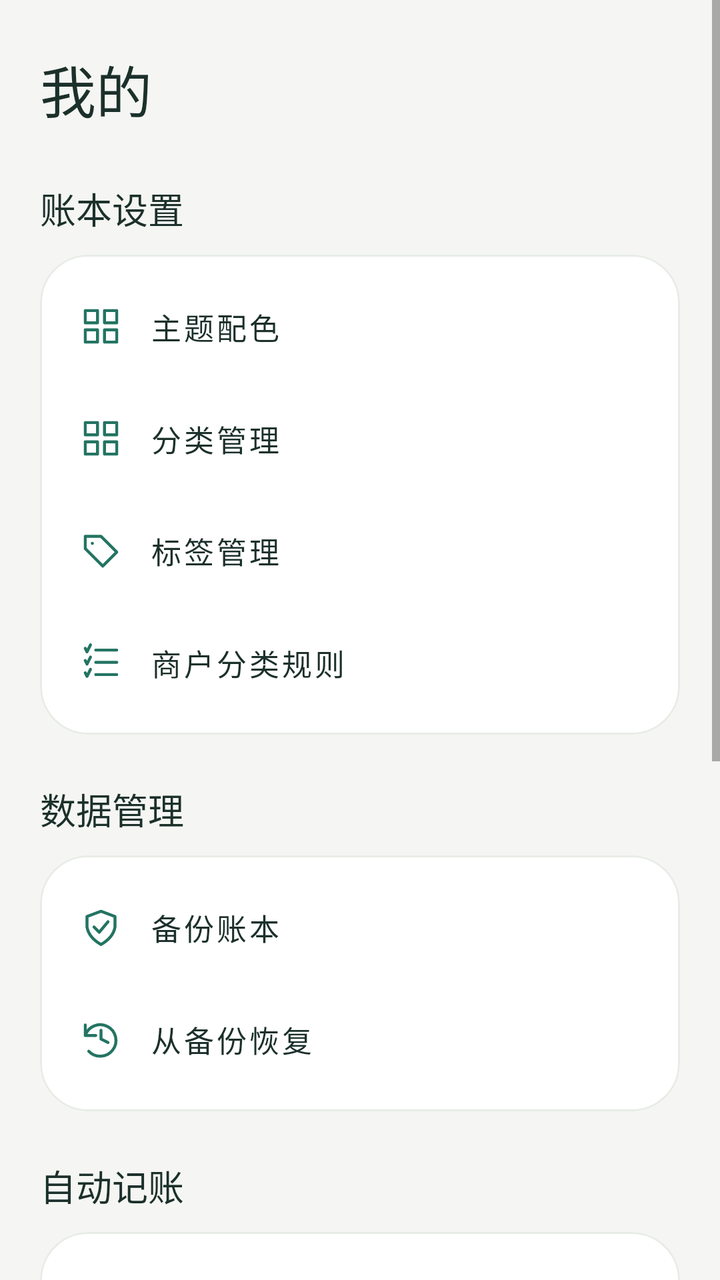
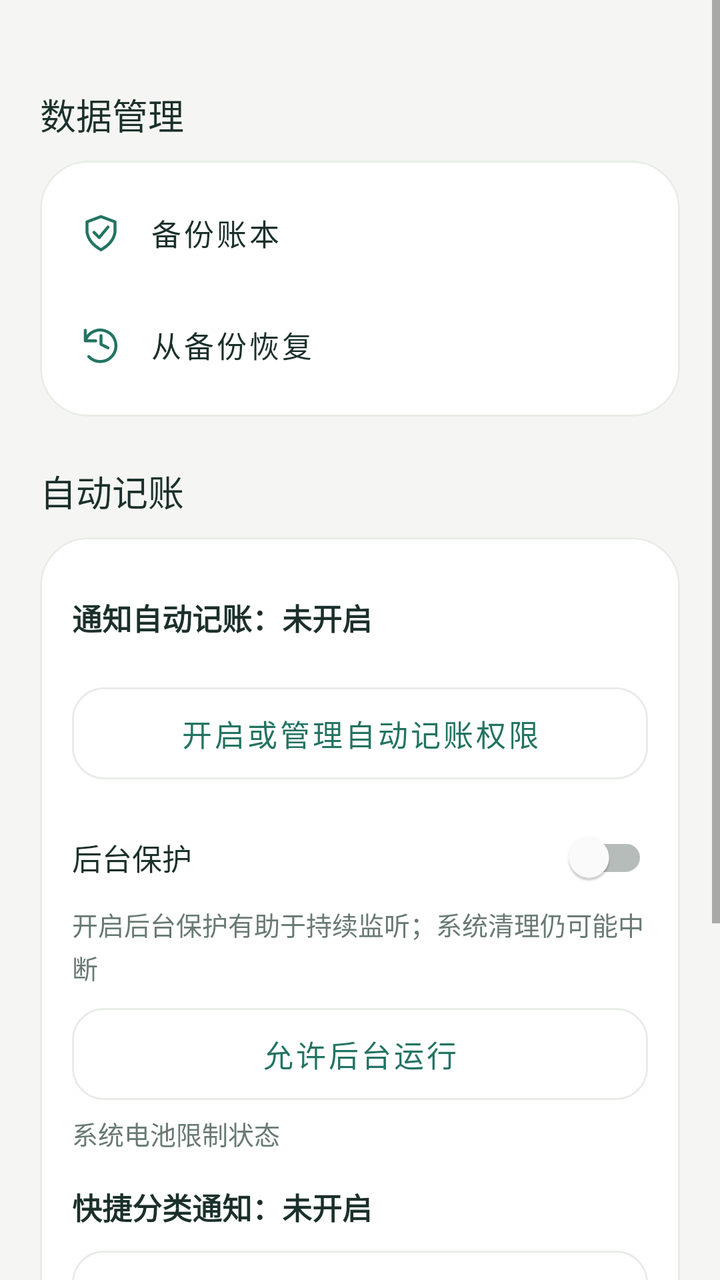

An Android layout rendered at two revisions. The XML below is the earlier revision; the diff shows what the commit changed to produce the second picture.
<!-- AndroidManifest.xml: application theme Theme.LightLedger -->
<!-- res/layout/fragment_settings.xml -->
<?xml version="1.0" encoding="utf-8"?>
<ScrollView xmlns:android="http://schemas.android.com/apk/res/android" xmlns:app="http://schemas.android.com/apk/res-auto" android:layout_width="match_parent" android:layout_height="match_parent" android:fillViewport="true" android:background="?attr/ledgerBackground">
    <LinearLayout android:layout_width="match_parent" android:layout_height="wrap_content" android:orientation="vertical" android:padding="@dimen/ledger_page_gutter">
        <TextView style="@style/LedgerPageTitle" android:layout_width="match_parent" android:layout_height="wrap_content" android:layout_marginTop="4dp" android:text="我的" />
        <TextView style="@style/LedgerSectionTitle" android:layout_width="match_parent" android:layout_height="wrap_content" android:layout_marginTop="26dp" android:layout_marginBottom="10dp" android:text="账本设置" />
        <com.google.android.material.card.MaterialCardView style="@style/LedgerCard" android:layout_width="match_parent" android:layout_height="wrap_content">
            <LinearLayout android:layout_width="match_parent" android:layout_height="wrap_content" android:orientation="vertical" android:padding="8dp">
                <com.google.android.material.button.MaterialButton android:id="@+id/themeSettings" app:icon="@drawable/ic_grid" style="@style/LedgerSettingsRow" android:layout_width="match_parent" android:layout_height="wrap_content" android:text="主题配色" />
                <com.google.android.material.button.MaterialButton android:id="@+id/manageCategories" app:icon="@drawable/ic_grid" style="@style/LedgerSettingsRow" android:layout_width="match_parent" android:layout_height="wrap_content" android:gravity="start|center_vertical" android:text="分类管理" />
                <com.google.android.material.button.MaterialButton android:id="@+id/manageTags" app:icon="@drawable/ic_tag" style="@style/LedgerSettingsRow" android:layout_width="match_parent" android:layout_height="wrap_content" android:gravity="start|center_vertical" android:text="标签管理" />
                <com.google.android.material.button.MaterialButton android:id="@+id/manageMerchantRules" app:icon="@drawable/ic_rule" style="@style/LedgerSettingsRow" android:layout_width="match_parent" android:layout_height="wrap_content" android:gravity="start|center_vertical" android:text="商户分类规则" />
            </LinearLayout>
        </com.google.android.material.card.MaterialCardView>
        <TextView style="@style/LedgerSectionTitle" android:layout_width="match_parent" android:layout_height="wrap_content" android:layout_marginTop="24dp" android:layout_marginBottom="10dp" android:text="数据管理" />
        <com.google.android.material.card.MaterialCardView style="@style/LedgerCard" android:layout_width="match_parent" android:layout_height="wrap_content">
            <LinearLayout android:layout_width="match_parent" android:layout_height="wrap_content" android:orientation="vertical" android:padding="8dp">
                <com.google.android.material.button.MaterialButton android:id="@+id/exportBackup" app:icon="@drawable/ic_shield" style="@style/LedgerSettingsRow" android:layout_width="match_parent" android:layout_height="wrap_content" android:gravity="start|center_vertical" android:text="备份账本" />
                <com.google.android.material.button.MaterialButton android:id="@+id/importBackup" app:icon="@drawable/ic_restore" style="@style/LedgerSettingsRow" android:layout_width="match_parent" android:layout_height="wrap_content" android:gravity="start|center_vertical" android:text="从备份恢复" />
            </LinearLayout>
        </com.google.android.material.card.MaterialCardView>
        <TextView style="@style/LedgerSectionTitle" android:layout_width="match_parent" android:layout_height="wrap_content" android:layout_marginTop="24dp" android:layout_marginBottom="10dp" android:text="自动记账" />
        <com.google.android.material.card.MaterialCardView style="@style/LedgerCard" android:layout_width="match_parent" android:layout_height="wrap_content">
            <LinearLayout android:layout_width="match_parent" android:layout_height="wrap_content" android:orientation="vertical" android:padding="16dp">
                <TextView android:id="@+id/notificationStatus" android:layout_width="match_parent" android:layout_height="wrap_content" android:minHeight="48dp" android:gravity="center_vertical" android:clickable="true" android:focusable="true" android:contentDescription="查看自动记账连接详情" android:text="通知自动记账：未开启" android:textColor="?attr/colorOnSurface" android:textSize="15sp" android:textStyle="bold" />
                <com.google.android.material.button.MaterialButton android:id="@+id/notificationSettings" style="@style/LedgerOutlineButton" android:layout_width="match_parent" android:layout_height="wrap_content" android:layout_marginTop="8dp" android:text="开启或管理自动记账权限" />
                <com.google.android.material.switchmaterial.SwitchMaterial android:id="@+id/backgroundProtection" android:layout_width="match_parent" android:layout_height="wrap_content" android:layout_marginTop="12dp" android:minHeight="48dp" android:text="后台保护" android:textColor="?attr/colorOnSurface" android:textSize="15sp" />
                <TextView android:id="@+id/protectionStatus" style="@style/LedgerCaption" android:layout_width="match_parent" android:layout_height="wrap_content" android:text="开启后划掉页面仍可运行；强行停止后需重新打开" />
                <com.google.android.material.button.MaterialButton android:id="@+id/backgroundSettings" style="@style/LedgerOutlineButton" android:layout_width="match_parent" android:layout_height="wrap_content" android:layout_marginTop="8dp" android:text="允许后台运行" />
                <TextView android:id="@+id/batteryStatus" style="@style/LedgerCaption" android:layout_width="match_parent" android:layout_height="wrap_content" android:layout_marginTop="4dp" android:text="系统电池限制状态" />
                <TextView android:id="@+id/quickNotificationStatus" android:layout_width="match_parent" android:layout_height="wrap_content" android:layout_marginTop="16dp" android:text="快捷分类通知：未开启" android:textColor="?attr/colorOnSurface" android:textSize="15sp" android:textStyle="bold" />
                <com.google.android.material.button.MaterialButton android:id="@+id/quickNotificationSettings" style="@style/LedgerOutlineButton" android:layout_width="match_parent" android:layout_height="wrap_content" android:layout_marginTop="8dp" android:text="快捷分类通知设置" />
            </LinearLayout>
        </com.google.android.material.card.MaterialCardView>
        <TextView style="@style/LedgerCaption" android:layout_width="match_parent" android:layout_height="wrap_content" android:layout_marginTop="20dp" android:gravity="center" android:text="轻账本 · 本机存储，离线使用" />
    </LinearLayout>
</ScrollView>
<!-- resources referenced by this layout -->
<resources>
  <dimen name="ledger_page_gutter">20dp</dimen>
  <!-- drawable ic_grid (drawable) -->
  <vector xmlns:android="http://schemas.android.com/apk/res/android" android:width="24dp" android:height="24dp" android:viewportWidth="24" android:viewportHeight="24"><path android:pathData="M3,3 L10,3 L10,10 L3,10 Z M14,3 L21,3 L21,10 L14,10 Z M3,14 L10,14 L10,21 L3,21 Z M14,14 L21,14 L21,21 L14,21 Z" android:fillColor="@android:color/transparent" android:strokeColor="?attr/colorPrimary" android:strokeWidth="1.7" android:strokeLineCap="round" android:strokeLineJoin="round"/></vector>
  <!-- drawable ic_rule (drawable) -->
  <vector xmlns:android="http://schemas.android.com/apk/res/android" android:width="24dp" android:height="24dp" android:viewportWidth="24" android:viewportHeight="24"><path android:pathData="M9,5 L21,5 M9,12 L21,12 M9,19 L21,19 M3,4 L4,6 L6,2 M3,11 L4,13 L6,9 M3,18 L4,20 L6,16" android:fillColor="@android:color/transparent" android:strokeColor="?attr/colorPrimary" android:strokeWidth="1.7" android:strokeLineCap="round" android:strokeLineJoin="round"/></vector>
  <!-- drawable ic_tag (drawable) -->
  <vector xmlns:android="http://schemas.android.com/apk/res/android" android:width="24dp" android:height="24dp" android:viewportWidth="24" android:viewportHeight="24"><path android:pathData="M3,4 L12,4 L21,13 L13,21 L3,11 Z M7,8 L7.1,8" android:fillColor="@android:color/transparent" android:strokeColor="?attr/colorPrimary" android:strokeWidth="1.7" android:strokeLineCap="round" android:strokeLineJoin="round"/></vector>
  <style name="LedgerCaption"><item name="android:textColor">?attr/ledgerMuted</item><item name="android:textSize">13sp</item><item name="android:lineSpacingExtra">3dp</item></style>
  <style name="LedgerCard" parent="Widget.MaterialComponents.CardView">
          <item name="cardCornerRadius">24dp</item><item name="cardElevation">0dp</item><item name="cardBackgroundColor">@color/white</item>
          <item name="strokeColor">?attr/ledgerBorder</item><item name="strokeWidth">1dp</item>
      </style>
  <style name="LedgerPageTitle"><item name="android:textColor">?attr/colorOnSurface</item><item name="android:textSize">28sp</item><item name="android:fontFamily">sans-serif-medium</item></style>
  <style name="LedgerSectionTitle"><item name="android:textColor">?attr/colorOnSurface</item><item name="android:textSize">18sp</item><item name="android:fontFamily">sans-serif-medium</item></style>
  <color name="white">#FFFFFF</color>
  <style name="LedgerTextButton" parent="Widget.MaterialComponents.Button.TextButton">
          <item name="android:minHeight">48dp</item><item name="android:textAllCaps">false</item><item name="android:textSize">14sp</item><item name="cornerRadius">12dp</item>
      </style>
  <color name="ledger_teal">#237462</color>
  <color name="ledger_teal_dark">#184D40</color>
  <color name="ledger_ink">#1C302B</color>
  <color name="ledger_background">#F5F6F3</color>
  <color name="ledger_teal_soft">#E5F1EA</color>
  <color name="ledger_muted">#697A73</color>
  <color name="ledger_border">#E8ECE7</color>
  <style name="LedgerWindowAnimation" parent="android:style/Animation.Activity">
          <item name="android:activityOpenEnterAnimation">@null</item>
          <item name="android:activityOpenExitAnimation">@null</item>
          <item name="android:activityCloseEnterAnimation">@null</item>
          <item name="android:activityCloseExitAnimation">@null</item>
      </style>
  <style name="LedgerInput" parent="Widget.MaterialComponents.TextInputLayout.OutlinedBox">
          <item name="boxCornerRadiusTopStart">14dp</item><item name="boxCornerRadiusTopEnd">14dp</item><item name="boxCornerRadiusBottomStart">14dp</item><item name="boxCornerRadiusBottomEnd">14dp</item>
          <item name="boxBackgroundColor">@color/white</item><item name="boxStrokeColor">?attr/colorPrimary</item>
      </style>
  <!-- unchanged entries left out for length: 6 -->
</resources>

<!-- the commit's change to res/layout/fragment_settings.xml (unified diff, before → after) -->
@@ -1,16 +1,6 @@
 <?xml version="1.0" encoding="utf-8"?>
 <ScrollView xmlns:android="http://schemas.android.com/apk/res/android" xmlns:app="http://schemas.android.com/apk/res-auto" android:layout_width="match_parent" android:layout_height="match_parent" android:fillViewport="true" android:background="?attr/ledgerBackground">
     <LinearLayout android:layout_width="match_parent" android:layout_height="wrap_content" android:orientation="vertical" android:padding="@dimen/ledger_page_gutter">
-        <TextView style="@style/LedgerPageTitle" android:layout_width="match_parent" android:layout_height="wrap_content" android:layout_marginTop="4dp" android:text="我的" />
-        <TextView style="@style/LedgerSectionTitle" android:layout_width="match_parent" android:layout_height="wrap_content" android:layout_marginTop="26dp" android:layout_marginBottom="10dp" android:text="账本设置" />
-        <com.google.android.material.card.MaterialCardView style="@style/LedgerCard" android:layout_width="match_parent" android:layout_height="wrap_content">
-            <LinearLayout android:layout_width="match_parent" android:layout_height="wrap_content" android:orientation="vertical" android:padding="8dp">
-                <com.google.android.material.button.MaterialButton android:id="@+id/themeSettings" app:icon="@drawable/ic_grid" style="@style/LedgerSettingsRow" android:layout_width="match_parent" android:layout_height="wrap_content" android:text="主题配色" />
-                <com.google.android.material.button.MaterialButton android:id="@+id/manageCategories" app:icon="@drawable/ic_grid" style="@style/LedgerSettingsRow" android:layout_width="match_parent" android:layout_height="wrap_content" android:gravity="start|center_vertical" android:text="分类管理" />
-                <com.google.android.material.button.MaterialButton android:id="@+id/manageTags" app:icon="@drawable/ic_tag" style="@style/LedgerSettingsRow" android:layout_width="match_parent" android:layout_height="wrap_content" android:gravity="start|center_vertical" android:text="标签管理" />
-                <com.google.android.material.button.MaterialButton android:id="@+id/manageMerchantRules" app:icon="@drawable/ic_rule" style="@style/LedgerSettingsRow" android:layout_width="match_parent" android:layout_height="wrap_content" android:gravity="start|center_vertical" android:text="商户分类规则" />
-            </LinearLayout>
-        </com.google.android.material.card.MaterialCardView>
         <TextView style="@style/LedgerSectionTitle" android:layout_width="match_parent" android:layout_height="wrap_content" android:layout_marginTop="24dp" android:layout_marginBottom="10dp" android:text="数据管理" />
         <com.google.android.material.card.MaterialCardView style="@style/LedgerCard" android:layout_width="match_parent" android:layout_height="wrap_content">
             <LinearLayout android:layout_width="match_parent" android:layout_height="wrap_content" android:orientation="vertical" android:padding="8dp">
@@ -24,13 +14,19 @@
                 <TextView android:id="@+id/notificationStatus" android:layout_width="match_parent" android:layout_height="wrap_content" android:minHeight="48dp" android:gravity="center_vertical" android:clickable="true" android:focusable="true" android:contentDescription="查看自动记账连接详情" android:text="通知自动记账：未开启" android:textColor="?attr/colorOnSurface" android:textSize="15sp" android:textStyle="bold" />
                 <com.google.android.material.button.MaterialButton android:id="@+id/notificationSettings" style="@style/LedgerOutlineButton" android:layout_width="match_parent" android:layout_height="wrap_content" android:layout_marginTop="8dp" android:text="开启或管理自动记账权限" />
                 <com.google.android.material.switchmaterial.SwitchMaterial android:id="@+id/backgroundProtection" android:layout_width="match_parent" android:layout_height="wrap_content" android:layout_marginTop="12dp" android:minHeight="48dp" android:text="后台保护" android:textColor="?attr/colorOnSurface" android:textSize="15sp" />
-                <TextView android:id="@+id/protectionStatus" style="@style/LedgerCaption" android:layout_width="match_parent" android:layout_height="wrap_content" android:text="开启后划掉页面仍可运行；强行停止后需重新打开" />
+                <TextView android:id="@+id/protectionStatus" style="@style/LedgerCaption" android:layout_width="match_parent" android:layout_height="wrap_content" android:text="开启后台保护有助于持续监听；系统清理仍可能中断" />
                 <com.google.android.material.button.MaterialButton android:id="@+id/backgroundSettings" style="@style/LedgerOutlineButton" android:layout_width="match_parent" android:layout_height="wrap_content" android:layout_marginTop="8dp" android:text="允许后台运行" />
                 <TextView android:id="@+id/batteryStatus" style="@style/LedgerCaption" android:layout_width="match_parent" android:layout_height="wrap_content" android:layout_marginTop="4dp" android:text="系统电池限制状态" />
                 <TextView android:id="@+id/quickNotificationStatus" android:layout_width="match_parent" android:layout_height="wrap_content" android:layout_marginTop="16dp" android:text="快捷分类通知：未开启" android:textColor="?attr/colorOnSurface" android:textSize="15sp" android:textStyle="bold" />
                 <com.google.android.material.button.MaterialButton android:id="@+id/quickNotificationSettings" style="@style/LedgerOutlineButton" android:layout_width="match_parent" android:layout_height="wrap_content" android:layout_marginTop="8dp" android:text="快捷分类通知设置" />
             </LinearLayout>
         </com.google.android.material.card.MaterialCardView>
-        <TextView style="@style/LedgerCaption" android:layout_width="match_parent" android:layout_height="wrap_content" android:layout_marginTop="20dp" android:gravity="center" android:text="轻账本 · 本机存储，离线使用" />
+        <TextView style="@style/LedgerSectionTitle" android:layout_width="match_parent" android:layout_height="wrap_content" android:layout_marginTop="24dp" android:layout_marginBottom="10dp" android:text="版本与更新" />
+        <com.google.android.material.card.MaterialCardView style="@style/LedgerCard" android:layout_width="match_parent" android:layout_height="wrap_content">
+            <LinearLayout android:layout_width="match_parent" android:layout_height="wrap_content" android:orientation="vertical" android:padding="16dp">
+                <TextView android:id="@+id/currentVersion" style="@style/LedgerSectionTitle" android:layout_width="match_parent" android:layout_height="wrap_content" android:textSize="15sp" />
+                <com.google.android.material.button.MaterialButton android:id="@+id/checkForUpdates" style="@style/LedgerOutlineButton" android:layout_width="match_parent" android:layout_height="wrap_content" android:layout_marginTop="12dp" android:text="检查更新" />
+            </LinearLayout>
+        </com.google.android.material.card.MaterialCardView>
     </LinearLayout>
 </ScrollView>
<!-- resource entries referenced after the edit -->
@@ -1,18 +1,11 @@
 <!-- resources referenced by this layout -->
 <resources>
   <dimen name="ledger_page_gutter">20dp</dimen>
-  <!-- drawable ic_grid (drawable) -->
-  <vector xmlns:android="http://schemas.android.com/apk/res/android" android:width="24dp" android:height="24dp" android:viewportWidth="24" android:viewportHeight="24"><path android:pathData="M3,3 L10,3 L10,10 L3,10 Z M14,3 L21,3 L21,10 L14,10 Z M3,14 L10,14 L10,21 L3,21 Z M14,14 L21,14 L21,21 L14,21 Z" android:fillColor="@android:color/transparent" android:strokeColor="?attr/colorPrimary" android:strokeWidth="1.7" android:strokeLineCap="round" android:strokeLineJoin="round"/></vector>
-  <!-- drawable ic_rule (drawable) -->
-  <vector xmlns:android="http://schemas.android.com/apk/res/android" android:width="24dp" android:height="24dp" android:viewportWidth="24" android:viewportHeight="24"><path android:pathData="M9,5 L21,5 M9,12 L21,12 M9,19 L21,19 M3,4 L4,6 L6,2 M3,11 L4,13 L6,9 M3,18 L4,20 L6,16" android:fillColor="@android:color/transparent" android:strokeColor="?attr/colorPrimary" android:strokeWidth="1.7" android:strokeLineCap="round" android:strokeLineJoin="round"/></vector>
-  <!-- drawable ic_tag (drawable) -->
-  <vector xmlns:android="http://schemas.android.com/apk/res/android" android:width="24dp" android:height="24dp" android:viewportWidth="24" android:viewportHeight="24"><path android:pathData="M3,4 L12,4 L21,13 L13,21 L3,11 Z M7,8 L7.1,8" android:fillColor="@android:color/transparent" android:strokeColor="?attr/colorPrimary" android:strokeWidth="1.7" android:strokeLineCap="round" android:strokeLineJoin="round"/></vector>
   <style name="LedgerCaption"><item name="android:textColor">?attr/ledgerMuted</item><item name="android:textSize">13sp</item><item name="android:lineSpacingExtra">3dp</item></style>
   <style name="LedgerCard" parent="Widget.MaterialComponents.CardView">
           <item name="cardCornerRadius">24dp</item><item name="cardElevation">0dp</item><item name="cardBackgroundColor">@color/white</item>
           <item name="strokeColor">?attr/ledgerBorder</item><item name="strokeWidth">1dp</item>
       </style>
-  <style name="LedgerPageTitle"><item name="android:textColor">?attr/colorOnSurface</item><item name="android:textSize">28sp</item><item name="android:fontFamily">sans-serif-medium</item></style>
   <style name="LedgerSectionTitle"><item name="android:textColor">?attr/colorOnSurface</item><item name="android:textSize">18sp</item><item name="android:fontFamily">sans-serif-medium</item></style>
   <color name="white">#FFFFFF</color>
   <style name="LedgerTextButton" parent="Widget.MaterialComponents.Button.TextButton">
